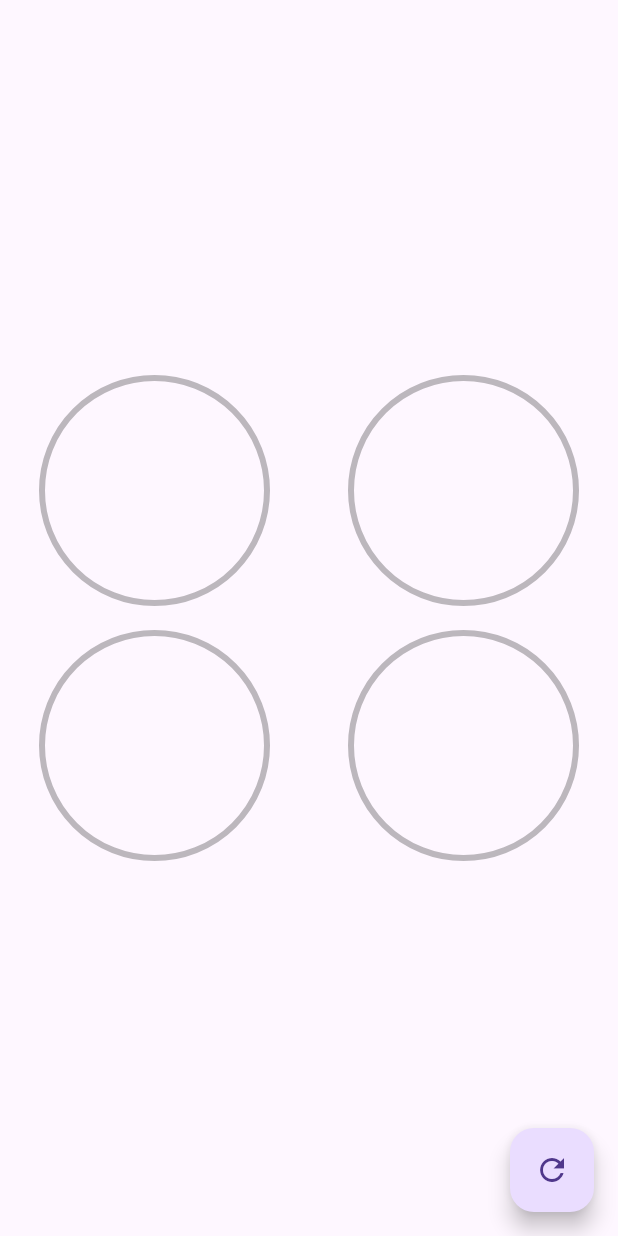
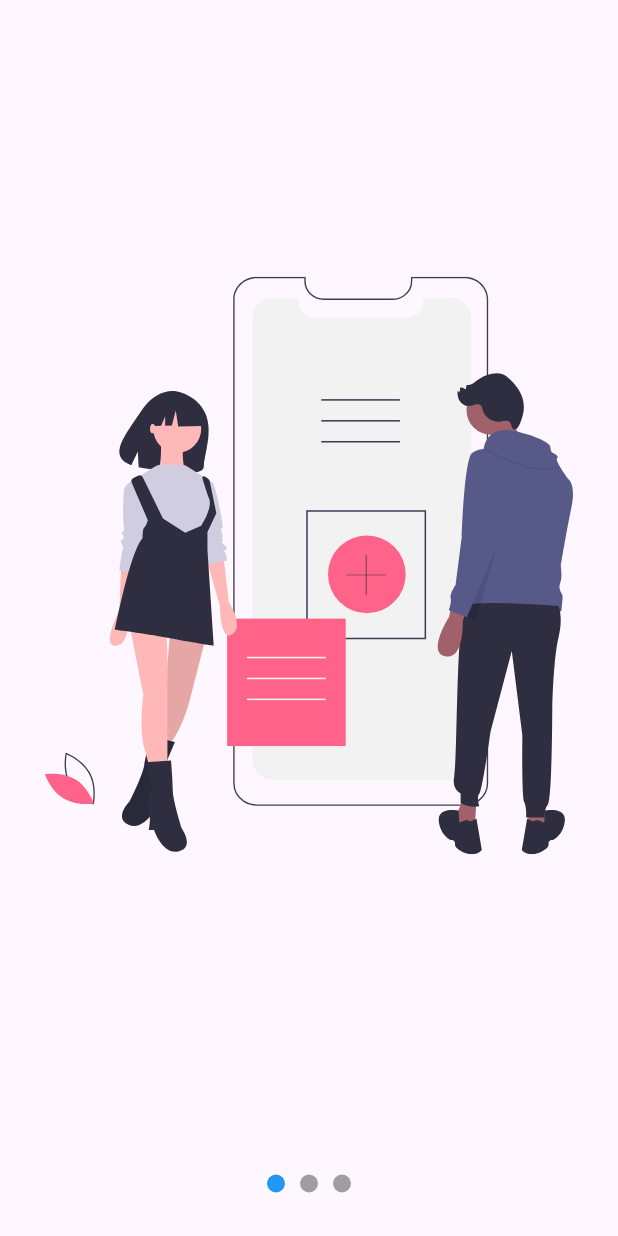
Before and after one commit to gavasquez/Flutter-intermedio, a Flutter app: the screen it shows after launch, on a phone screen of 412 x 824 dp. Run offline on Flutter 3.47's test engine with Material 3 defaults, Android fonts, the phone set to English and light mode, and no system bars; our stand-ins replace flutter_svg.

Commit message:
AnimatedContainer

```diff
--- a/lib/main.dart
+++ b/lib/main.dart
@@ -2,7 +2,8 @@
 //import 'package:disenos_app/src/labs/circular_progress_page.dart';
 //import 'package:disenos_app/src/retos/cuadrado_animado_page.dart';
 //import 'package:disenos_app/src/pages/headers_page.dart';
-import 'package:disenos_app/src/pages/graficas_circulares_page.dart';
+//import 'package:disenos_app/src/pages/graficas_circulares_page.dart';
+import 'package:disenos_app/src/pages/slideshow_page.dart';
 import 'package:flutter/material.dart';
 
 void main() {
@@ -17,7 +18,7 @@ class MyApp extends StatelessWidget {
     return const MaterialApp(
       debugShowCheckedModeBanner: false,
       title: 'Diseños App',
-      home: GraficasCircularesPage(),
+      home: SlideShowPage(),
     );
   }
 }
--- /dev/null
+++ b/lib/src/models/slider_model.dart
@@ -0,0 +1,10 @@
+import 'package:flutter/material.dart';
+
+class SliderModel with ChangeNotifier {
+  double _currentPage = 0;
+  double get currentPage => _currentPage;
+  set currentPage(double valorActual) {
+    _currentPage = valorActual;
+    notifyListeners();
+  }
+}
--- /dev/null
+++ b/lib/src/pages/slideshow_page.dart
@@ -0,0 +1,114 @@
+import 'package:disenos_app/src/models/slider_model.dart';
+import 'package:flutter/material.dart';
+import 'package:flutter_svg/flutter_svg.dart';
+import 'package:provider/provider.dart';
+
+class SlideShowPage extends StatelessWidget {
+  const SlideShowPage({super.key});
+
+  @override
+  Widget build(BuildContext context) {
+    return ChangeNotifierProvider(
+      create: (BuildContext context) => SliderModel(),
+      child: Scaffold(
+        body: Center(
+          child: Column(
+            children: [
+              Expanded(child: _Slides()),
+              _Dots(),
+            ],
+          ),
+        ),
+      ),
+    );
+  }
+}
+
+class _Dots extends StatelessWidget {
+  @override
+  Widget build(BuildContext context) {
+    return const SizedBox(
+      width: double.infinity,
+      height: 70,
+      //color: Colors.red,
+      child: Row(
+        mainAxisAlignment: MainAxisAlignment.center,
+        children: [_Dot(0), _Dot(1), _Dot(2)],
+      ),
+    );
+  }
+}
+
+class _Dot extends StatelessWidget {
+  final int index;
+
+  const _Dot(this.index);
+  @override
+  Widget build(BuildContext context) {
+    final pageViewIndex = Provider.of<SliderModel>(context).currentPage;
+    return AnimatedContainer(
+      width: 12,
+      height: 12,
+      margin: const EdgeInsets.symmetric(horizontal: 5),
+      decoration: BoxDecoration(
+          color: (pageViewIndex >= index - 0.5 && pageViewIndex < index + 0.5)
+              ? Colors.blue
+              : Colors.grey,
+          shape: BoxShape.circle),
+      duration: const Duration(milliseconds: 200),
+    );
+  }
+}
+
+class _Slides extends StatefulWidget {
+  @override
+  State<_Slides> createState() => _SlidesState();
+}
+
+class _SlidesState extends State<_Slides> {
+  final pageViewController = PageController();
+
+  @override
+  void initState() {
+    super.initState();
+    pageViewController.addListener(() {
+      //print('Pagina actual: ${pageViewController.page}');
+      // Actualizar el provider
+      Provider.of<SliderModel>(context, listen: false).currentPage =
+          pageViewController.page ?? 0;
+    });
+  }
+
+  @override
+  void dispose() {
+    pageViewController.dispose();
+    super.dispose();
+  }
+
+  @override
+  Widget build(BuildContext context) {
+    return PageView(
+      controller: pageViewController,
+      children: const [
+        _Slide('assets/svgs/slide-1.svg'),
+        _Slide('assets/svgs/slide-2.svg'),
+        _Slide('assets/svgs/slide-3.svg'),
+      ],
+    );
+  }
+}
+
+class _Slide extends StatelessWidget {
+  final String svg;
+
+  const _Slide(this.svg);
+
+  @override
+  Widget build(BuildContext context) {
+    return Container(
+        width: double.infinity,
+        height: double.infinity,
+        padding: const EdgeInsets.all(30),
+        child: SvgPicture.asset(svg));
+  }
+}
--- a/pubspec.yaml
+++ b/pubspec.yaml
@@ -35,6 +35,8 @@ dependencies:
   # The following adds the Cupertino Icons font to your application.
   # Use with the CupertinoIcons class for iOS style icons.
   cupertino_icons: ^1.0.2
+  flutter_svg: ^2.0.10+1
+  provider: ^6.1.2
 
 dev_dependencies:
   flutter_test:
@@ -59,8 +61,8 @@ flutter:
   uses-material-design: true
 
   # To add assets to your application, add an assets section, like this:
-  # assets:
-  #   - images/a_dot_burr.jpeg
+  assets:
+     - assets/svgs/
   #   - images/a_dot_ham.jpeg
 
   # An image asset can refer to one or more resolution-specific "variants", see
```
Also changed, not shown: assets/svgs/slide-1.svg (added), assets/svgs/slide-2.svg (added), assets/svgs/slide-3.svg (added), assets/svgs/slide-4.svg (added), assets/svgs/slide-5.svg (added), pubspec.lock.
